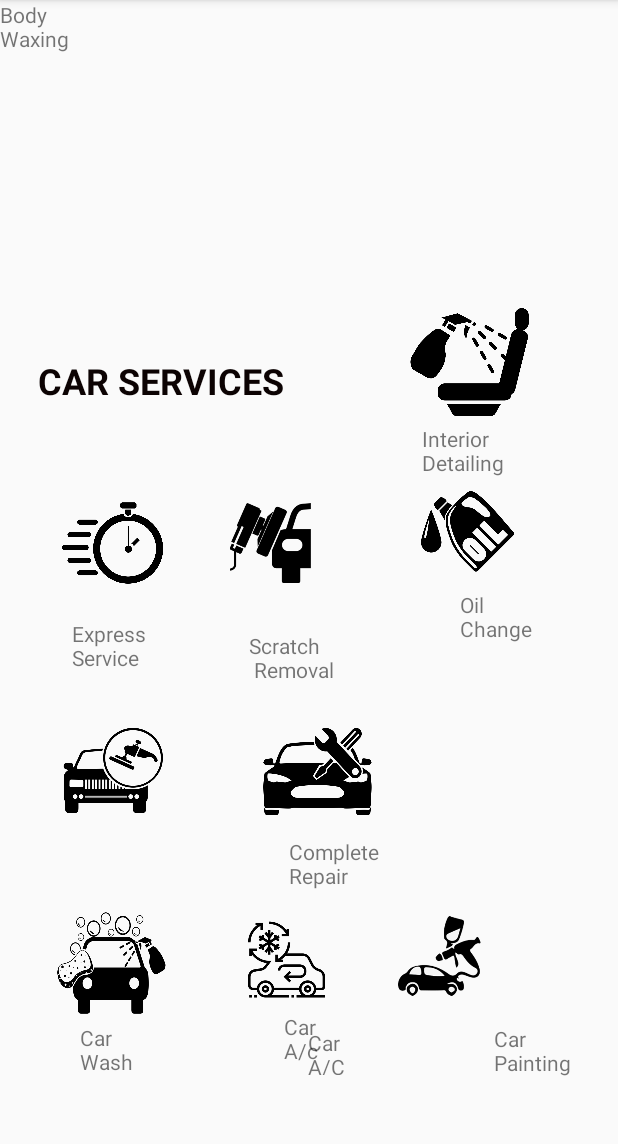
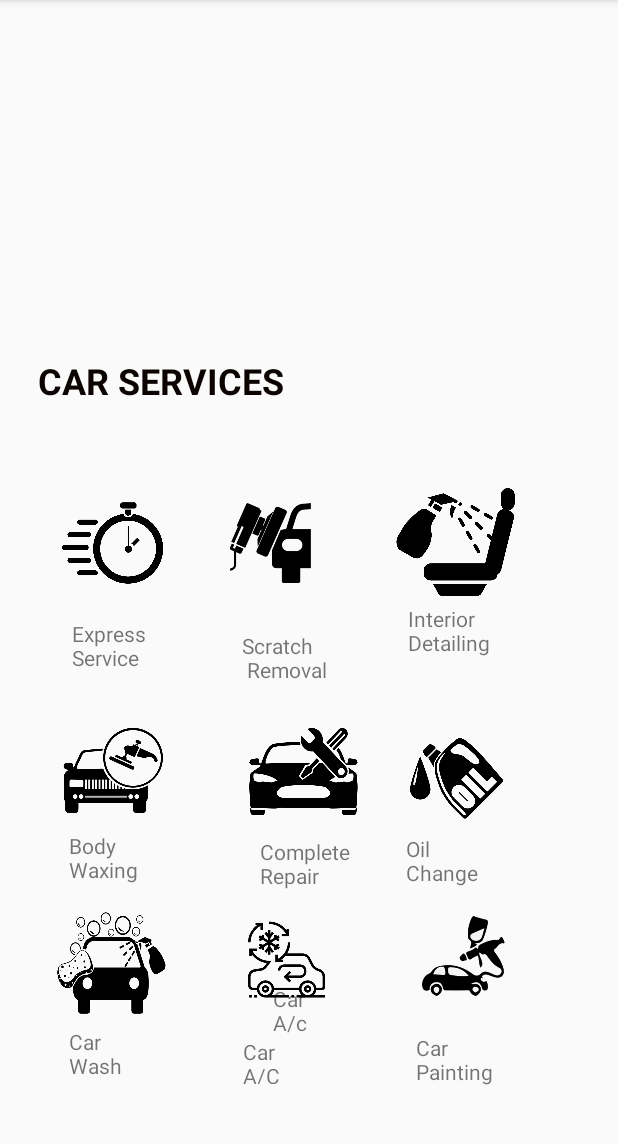
Before and after one commit to anoop333/GoCars, an Android app: the screen it shows after launch (Main2Activity), on a phone screen of 412 x 824 dp, the part 84-1228 px from its top. Run offline under Robolectric (Android 15) with nearby library versions, the phone set to English and light mode, and no system bars; Roboto replaces fonts that are not available here; 1 statement that could not run was skipped.

Commit message:
Merge branch 'master' of https://github.com/anoop333/GoCars
# Conflicts:
#	.idea/vcs.xml

```diff
--- a/app/src/main/res/layout/activity_main2.xml
+++ b/app/src/main/res/layout/activity_main2.xml
@@ -66,9 +66,10 @@
         android:layout_marginBottom="300dp"
         app:layout_constraintBottom_toBottomOf="parent"
         app:layout_constraintEnd_toEndOf="parent"
+        app:layout_constraintHorizontal_bias="0.397"
         app:layout_constraintStart_toEndOf="@+id/imageView3"
         app:layout_constraintTop_toTopOf="parent"
-        app:layout_constraintVertical_bias="0.0"
+        app:layout_constraintVertical_bias="0.629"
         app:srcCompat="@drawable/interior" />
 
     <ImageView
@@ -112,10 +113,10 @@
         android:layout_marginBottom="16dp"
         app:layout_constraintBottom_toBottomOf="parent"
         app:layout_constraintEnd_toEndOf="parent"
-        app:layout_constraintHorizontal_bias="0.068"
+        app:layout_constraintHorizontal_bias="0.0"
         app:layout_constraintStart_toEndOf="@+id/imageView6"
         app:layout_constraintTop_toTopOf="@+id/imageView4"
-        app:layout_constraintVertical_bias="0.0"
+        app:layout_constraintVertical_bias="0.181"
         app:srcCompat="@drawable/oil" />
 
     <ImageView
@@ -150,13 +151,12 @@
         android:id="@+id/imageView10"
         android:layout_width="79dp"
         android:layout_height="72dp"
-        android:layout_marginStart="24dp"
+        android:layout_marginStart="40dp"
         android:layout_marginTop="123dp"
-        android:layout_marginEnd="80dp"
+        android:layout_marginEnd="63dp"
         android:layout_marginBottom="52dp"
         app:layout_constraintBottom_toBottomOf="parent"
         app:layout_constraintEnd_toEndOf="parent"
-        app:layout_constraintHorizontal_bias="0.039"
         app:layout_constraintStart_toEndOf="@+id/imageView9"
         app:layout_constraintTop_toTopOf="@+id/imageView6"
         app:layout_constraintVertical_bias="0.0"
@@ -215,10 +215,10 @@
         android:text="Car \nWash"
         app:layout_constraintBottom_toBottomOf="parent"
         app:layout_constraintEnd_toEndOf="parent"
-        app:layout_constraintHorizontal_bias="0.152"
+        app:layout_constraintHorizontal_bias="0.131"
         app:layout_constraintStart_toStartOf="parent"
         app:layout_constraintTop_toBottomOf="@+id/imageView8"
-        app:layout_constraintVertical_bias="0.243" />
+        app:layout_constraintVertical_bias="1.0" />
 
     <TextView
         android:id="@+id/textView11"
@@ -232,7 +232,8 @@
         app:layout_constraintEnd_toEndOf="parent"
         app:layout_constraintHorizontal_bias="0.0"
         app:layout_constraintStart_toEndOf="@+id/textView10"
-        app:layout_constraintTop_toTopOf="parent" />
+        app:layout_constraintTop_toTopOf="parent"
+        app:layout_constraintVertical_bias="0.0" />
 
     <TextView
         android:id="@+id/textView12"
@@ -245,18 +246,22 @@
         android:text="Car \nPainting"
         app:layout_constraintBottom_toBottomOf="parent"
         app:layout_constraintEnd_toEndOf="parent"
-        app:layout_constraintHorizontal_bias="0.96"
+        app:layout_constraintHorizontal_bias="0.061"
         app:layout_constraintStart_toEndOf="@+id/textView11"
         app:layout_constraintTop_toBottomOf="@+id/imageView10"
-        app:layout_constraintVertical_bias="0.0" />
+        app:layout_constraintVertical_bias="0.192" />
 
     <TextView
         android:id="@+id/textView16"
         android:layout_width="wrap_content"
         android:layout_height="wrap_content"
         android:text="Body \nWaxing"
-        tools:layout_editor_absoluteX="47dp"
-        tools:layout_editor_absoluteY="393dp" />
+        app:layout_constraintBottom_toBottomOf="parent"
+        app:layout_constraintEnd_toEndOf="parent"
+        app:layout_constraintHorizontal_bias="0.126"
+        app:layout_constraintStart_toStartOf="parent"
+        app:layout_constraintTop_toTopOf="parent"
+        app:layout_constraintVertical_bias="0.756" />
 
     <TextView
         android:id="@+id/textView17"
@@ -268,14 +273,15 @@
         android:text="Complete \nRepair"
         app:layout_constraintBottom_toTopOf="@+id/imageView9"
         app:layout_constraintEnd_toEndOf="parent"
+        app:layout_constraintHorizontal_bias="0.287"
         app:layout_constraintStart_toStartOf="parent"
         app:layout_constraintTop_toBottomOf="@+id/imageView6"
         app:layout_constraintVertical_bias="0.0" />
 
     <TextView
         android:id="@+id/textView18"
-        android:layout_width="wrap_content"
-        android:layout_height="wrap_content"
+        android:layout_width="77dp"
+        android:layout_height="35dp"
         android:layout_marginStart="29dp"
         android:layout_marginTop="8dp"
         android:layout_marginEnd="36dp"
@@ -283,9 +289,10 @@
         android:text="Oil \nChange"
         app:layout_constraintBottom_toTopOf="@+id/imageView10"
         app:layout_constraintEnd_toEndOf="parent"
+        app:layout_constraintHorizontal_bias="0.133"
         app:layout_constraintStart_toEndOf="@+id/textView17"
         app:layout_constraintTop_toBottomOf="@+id/imageView7"
-        app:layout_constraintVertical_bias="0.0" />
+        app:layout_constraintVertical_bias="1.0" />
 
     <TextView
         android:id="@+id/textView19"
@@ -298,8 +305,9 @@
         android:text="Car \nA/C"
         app:layout_constraintBottom_toBottomOf="parent"
         app:layout_constraintEnd_toStartOf="@+id/textView12"
+        app:layout_constraintHorizontal_bias="0.0"
         app:layout_constraintStart_toEndOf="@+id/textView10"
         app:layout_constraintTop_toBottomOf="@+id/imageView9"
-        app:layout_constraintVertical_bias="0.0" />
+        app:layout_constraintVertical_bias="0.384" />
 
 </androidx.constraintlayout.widget.ConstraintLayout>
```
